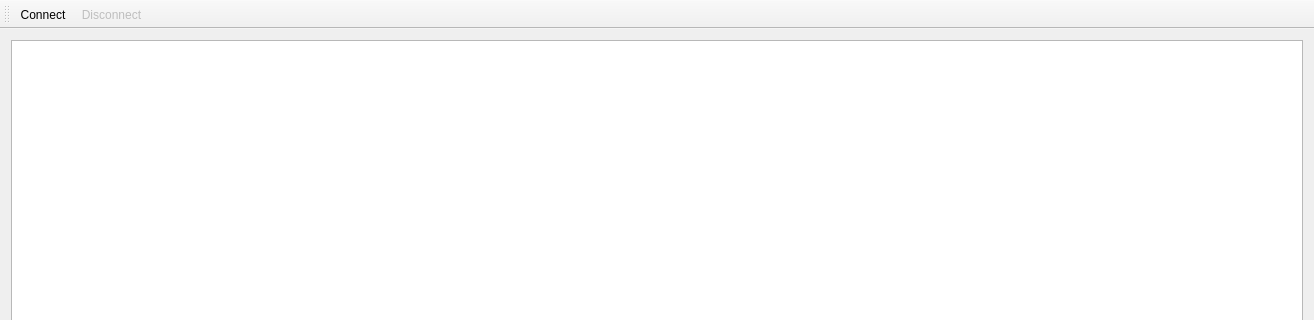
The window that src/main_window.ui (tools4BCI/TiA-Scope) describes before a commit, drawn with Qt 5; both pictures show x 0 to 1314 and y 0 to 320 of the 1314 by 625 pixel window.
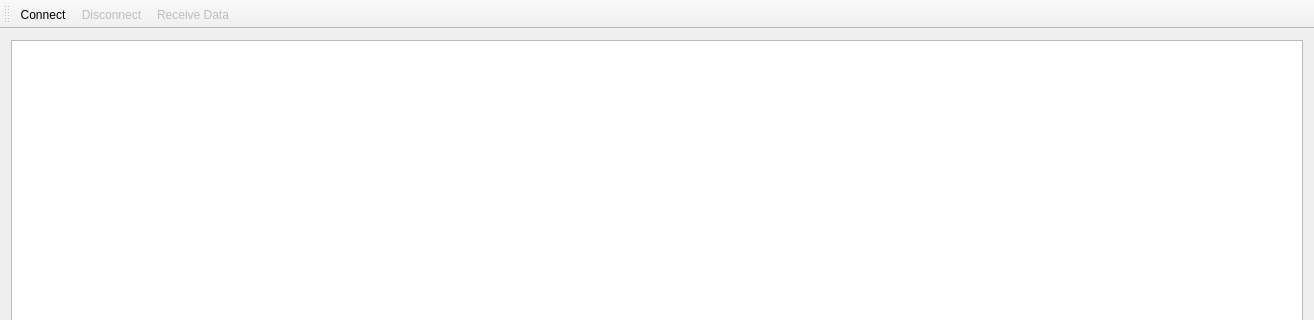
The same window after the commit.

```diff
--- a/src/main_window.ui
+++ b/src/main_window.ui
@@ -39,6 +39,7 @@
    </attribute>
    <addaction name="actionConnect"/>
    <addaction name="actionDisconnect"/>
+   <addaction name="actionReceiveData"/>
   </widget>
   <action name="actionConnect">
    <property name="text">
@@ -56,6 +57,20 @@
     <string>Disconnect</string>
    </property>
   </action>
+  <action name="actionReceiveData">
+   <property name="checkable">
+    <bool>true</bool>
+   </property>
+   <property name="enabled">
+    <bool>false</bool>
+   </property>
+   <property name="text">
+    <string>Receive Data</string>
+   </property>
+   <property name="toolTip">
+    <string>Receive Data from connected Server.</string>
+   </property>
+  </action>
  </widget>
  <layoutdefault spacing="6" margin="11"/>
  <resources/>
```
